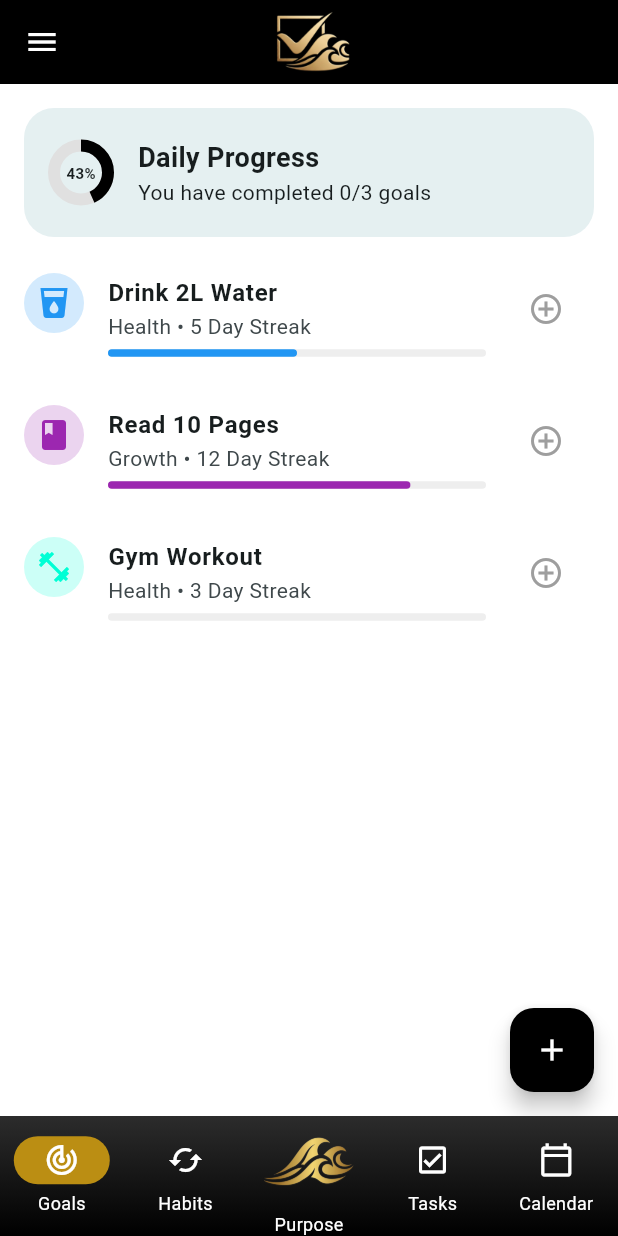
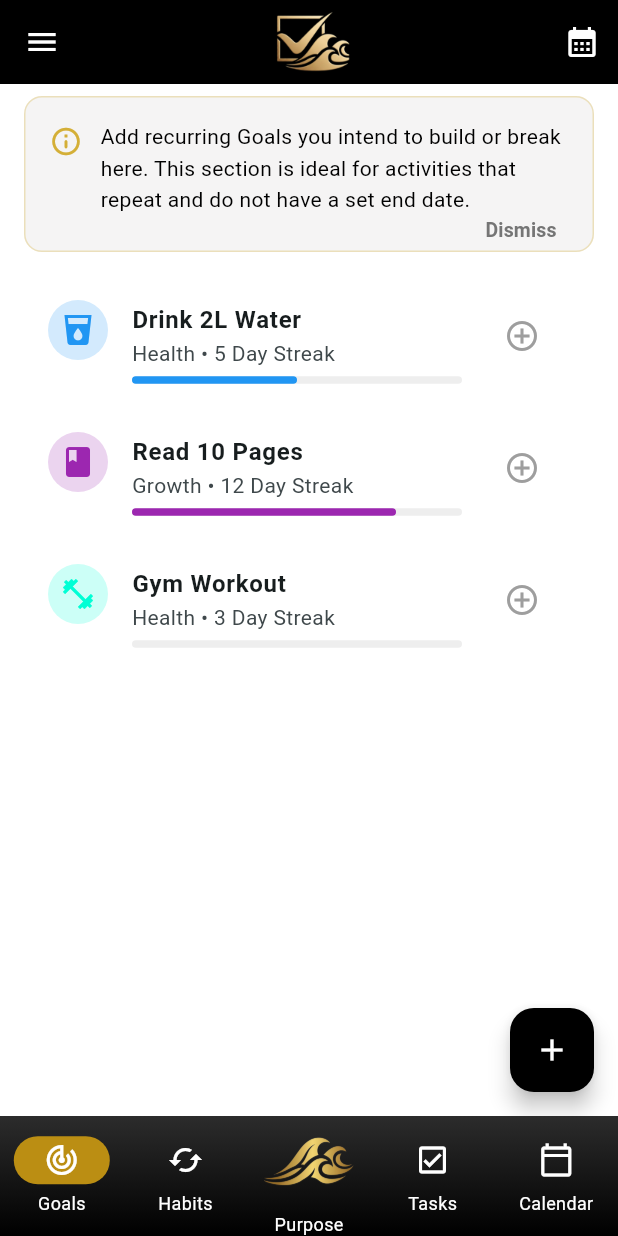
Before and after one commit to unwaverbusiness/unwaver_app, a Flutter app: the screen it shows after launch, on a phone screen of 412 x 824 dp. Run offline on Flutter 3.47's test engine with Material 3 defaults, Android fonts, the phone set to English and light mode, and no system bars; our stand-ins replace firebase_auth, firebase_core, fl_chart, flutter_dotenv, google_generative_ai, table_calendar; accounts and stored records are empty.

Commit message:
Added instruction banners and habit cards for Goals section

```diff
--- /dev/null
+++ b/lib/Screens/Goals/goal_instruction_banner.dart
@@ -0,0 +1,79 @@
+import 'package:flutter/material.dart';
+
+class GoalInstructionBanner extends StatelessWidget {
+  final VoidCallback onDismiss;
+
+  const GoalInstructionBanner({
+    super.key,
+    required this.onDismiss,
+  });
+
+  @override
+  Widget build(BuildContext context) {
+    return Container(
+      margin: const EdgeInsets.symmetric(horizontal: 16, vertical: 8),
+      // Reduced bottom padding to tighten the layout
+      padding: const EdgeInsets.fromLTRB(16, 16, 16, 4),
+      decoration: BoxDecoration(
+        color: const Color.fromARGB(255, 155, 151, 151).withOpacity(0.1),
+        borderRadius: BorderRadius.circular(12),
+        border: Border.all(
+          color: const Color(0xFFD4AF37).withOpacity(0.3),
+          width: 1,
+        ),
+      ),
+      child: Column(
+        crossAxisAlignment: CrossAxisAlignment.start,
+        mainAxisSize: MainAxisSize.min,
+        children: [
+          Row(
+            crossAxisAlignment: CrossAxisAlignment.start,
+            children: [
+              const Padding(
+                padding: EdgeInsets.only(top: 2.0),
+                child: Icon(
+                  Icons.info_outline_rounded,
+                  color: Color(0xFFD4AF37),
+                  size: 22,
+                ),
+              ),
+              const SizedBox(width: 12),
+              Expanded(
+                child: Text(
+                  "Add recurring Goals you intend to build or break here. This section is ideal for activities that repeat and do not have a set end date.",
+                  style: const TextStyle(
+                    color: Color.fromARGB(255, 0, 0, 0),
+                    fontSize: 14,
+                    height: 1.5,
+                  ),
+                ),
+              ),
+            ],
+          ),
+          // Align the button to the bottom right with minimal spacing
+          Align(
+            alignment: Alignment.centerRight,
+            child: TextButton(
+              onPressed: onDismiss,
+              style: TextButton.styleFrom(
+                // Removes default large button padding
+                padding: const EdgeInsets.symmetric(horizontal: 8, vertical: 0),
+                minimumSize: Size.zero,
+                tapTargetSize: MaterialTapTargetSize.shrinkWrap,
+                visualDensity: VisualDensity.compact,
+              ),
+              child: Text(
+                "Dismiss",
+                style: TextStyle(
+                  color: Colors.grey[600],
+                  fontWeight: FontWeight.w600,
+                  fontSize: 13,
+                ),
+              ),
+            ),
+          ),
+        ],
+      ),
+    );
+  }
+}
--- a/lib/Screens/Goals/goal_overview_screen.dart
+++ b/lib/Screens/Goals/goal_overview_screen.dart
@@ -1,8 +1,9 @@
 import 'package:flutter/material.dart';
 import 'package:unwaver/widgets/maindrawer.dart';
 import 'package:unwaver/widgets/app_logo.dart';
-// IMPORT FIX: Ensure this file exists in the same folder!
 import 'goal_creation_screen.dart';
+// IMPORT FIX: Assuming 'Goals' is a sibling folder to 'Goals'
+import '../Goals/Goal_instruction_banner.dart';
 
 class GoalOverviewScreen extends StatefulWidget {
   const GoalOverviewScreen({super.key});
@@ -13,6 +14,10 @@ class GoalOverviewScreen extends StatefulWidget {
 
 class _GoalOverviewScreenState extends State<GoalOverviewScreen> {
   // --- STATE LOGIC ---
+
+  // 1. Add the visibility toggle for the banner
+  bool _showBanner = true;
+
   final List<Map<String, dynamic>> _goals = [
     {
       "title": "Drink 2L Water",
@@ -36,21 +41,6 @@ class _GoalOverviewScreenState extends State<GoalOverviewScreen> {
       "color": const Color.fromARGB(255, 0, 255, 213),
     },
   ];
-
-  double get _overallProgress {
-    if (_goals.isEmpty) return 0.0;
-    double total = 0.0;
-    for (var goal in _goals) {
-      // FIX: Explicitly tell Flutter this is a double
-      total += (goal['progress'] as double);
-    }
-    return total / _goals.length;
-  }
-
-  int get _completedCount {
-    // FIX: Explicitly cast to double before comparing
-    return _goals.where((g) => (g['progress'] as double) >= 1.0).length;
-  }
 
   void _updateProgress(int index) {
     setState(() {
@@ -80,58 +70,29 @@ class _GoalOverviewScreenState extends State<GoalOverviewScreen> {
         centerTitle: true,
         backgroundColor: Colors.black,
         iconTheme: const IconThemeData(color: Colors.white),
+        actions: [
+          IconButton(onPressed: () {}, icon: const Icon(Icons.calendar_month)),
+        ],
       ),
 
       drawer: const MainDrawer(currentRoute: '/goals'),
 
       body: Column(
         children: [
-          // 1. Summary Card
-          Container(
-            padding: const EdgeInsets.all(20),
-            margin: const EdgeInsets.all(16),
-            decoration: BoxDecoration(
-              // ignore: deprecated_member_use
-              color: Theme.of(context).primaryColor.withOpacity(0.1),
-              borderRadius: BorderRadius.circular(20),
+          // 1. The Dismissible Banner (Replaces the Summary Card)
+          if (_showBanner)
+            GoalInstructionBanner(
+              onDismiss: () {
+                setState(() {
+                  _showBanner = false;
+                });
+              },
             ),
-            child: Row(
-              children: [
-                Stack(
-                  alignment: Alignment.center,
-                  children: [
-                    CircularProgressIndicator(
-                      value: _overallProgress,
-                      backgroundColor: Colors.grey[300],
-                      color: Colors.black,
-                      strokeWidth: 8,
-                    ),
-                    Text(
-                      "${(_overallProgress * 100).toInt()}%",
-                      style: const TextStyle(fontSize: 10, fontWeight: FontWeight.bold),
-                    ),
-                  ],
-                ),
-                const SizedBox(width: 20),
-                Column(
-                  crossAxisAlignment: CrossAxisAlignment.start,
-                  children: [
-                    const Text(
-                      "Daily Progress",
-                      style: TextStyle(fontSize: 18, fontWeight: FontWeight.bold),
-                    ),
-                    Text(
-                      "You have completed $_completedCount/${_goals.length} goals",
-                    ),
-                  ],
-                ),
-              ],
-            ),
-          ),
 
           // 2. Goal List
           Expanded(
             child: ListView.builder(
+              padding: const EdgeInsets.all(16),
               itemCount: _goals.length,
               itemBuilder: (context, index) {
                 final goal = _goals[index];
```
Also changed, not shown: lib/Screens/Habits/habit_card_widget.dart (added, +85 -0 lines), lib/Screens/Habits/habit_instruction_banner.dart (added, +79 -0 lines), lib/Screens/Habits/habits_screen.dart (+29 -3 lines).
